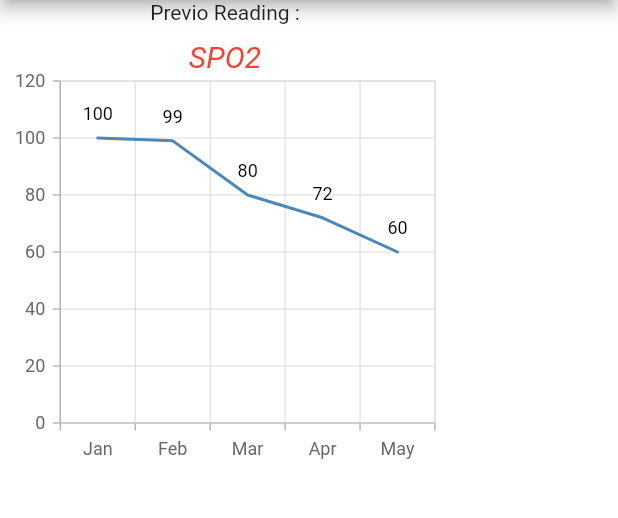
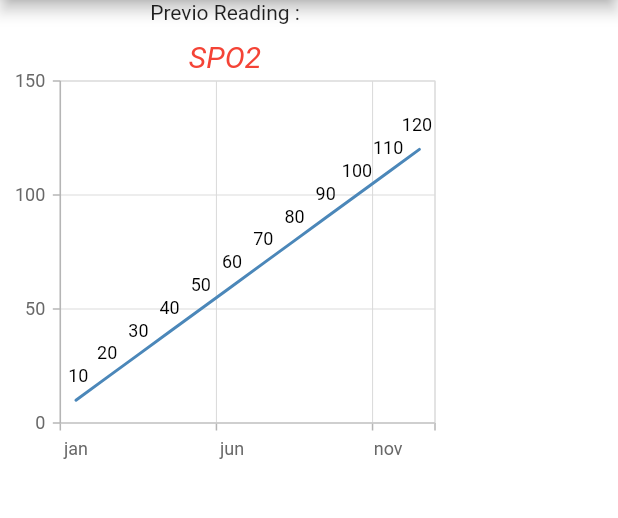
Before and after one commit to Ajn7/healthapp, a Flutter app: the Graphscreen screen opened directly, on a phone screen of 412 x 824 dp, the part 84-602 px from its top. Run offline on Flutter 3.47's test engine with Material 2 defaults, Android fonts, the phone set to English and light mode, and no system bars; our stand-ins replace calendar_timeline, dropdown_button2, shared_preferences, syncfusion_flutter_charts; accounts and stored records are empty.

Commit message:
added dynamic grph

```diff
--- a/lib/screens/graphs.dart
+++ b/lib/screens/graphs.dart
@@ -1,5 +1,4 @@
 import 'package:flutter/material.dart';
-import '../constants/headline.dart';
 import 'package:syncfusion_flutter_charts/charts.dart';
 class Graphscreen extends StatefulWidget {
    const Graphscreen({super.key});
@@ -11,10 +10,7 @@ class _GraphscreenState extends State<Graphscreen> {
 
  //Map<int,int> Spo={1:2,6:5,3:5};
 
-//List<FlSpot> dummyData1 =Spo.values.toList();
-//List<int> value=[1,2,3,4];
-// double a=2;
-// double b=5;
+
 
   late TooltipBehavior _tooltipBehavior;
 
@@ -34,16 +30,15 @@ class _GraphscreenState extends State<Graphscreen> {
             child:Column(
             children: [
               //headline(),
-            Text('Previo Reading :'),
+            const Text('Previo Reading :'),
              SizedBox(
               width: 300,
               height: 300,
-               child: Expanded(
                child: ListView(
-                   physics: BouncingScrollPhysics(),
+                 physics:const BouncingScrollPhysics(),
                  scrollDirection: Axis.horizontal,
                  children:[
-                    Container(
+                  SizedBox(
 
                         child: SfCartesianChart(
                             // Initialize category axis
@@ -64,25 +59,11 @@ class _GraphscreenState extends State<Graphscreen> {
                             tooltipBehavior: _tooltipBehavior,
                             primaryXAxis: CategoryAxis(),
                             series: <ChartSeries>[
-                                  // Initialize line series
-                                  LineSeries<ChartData, String>(
-                                      dataSource: [
-                                          // Bind data source
-                                          ChartData('Jan', 100),
-                                          ChartData('Feb', 99),
-                                          ChartData('Mar', 80),
-                                          ChartData('Apr', 72),
-                                          ChartData('May', 60)
-                                      ],
-                                      xValueMapper: (ChartData data, _) => data.x,
-                                      yValueMapper: (ChartData data, _) => data.y,
-                                      dataLabelSettings:const DataLabelSettings(isVisible : true)
-                                  )
+                                getData()
                             ]
                         )
                     ),
                  ],
-                 ),
                ),
              )
             ],
@@ -91,48 +72,33 @@ class _GraphscreenState extends State<Graphscreen> {
   );
  }
 }
+
+
+LineSeries<ChartData, String> getData() {
+
+  List<ChartData> spData=[];
+
+    int i;
+    List<String>mnth=['jan','feb','mar','apr','may','jun','jul','aug','sep','oct','nov','dec'];
+    List<double>dt=[10,20,30,40,50,60,70,80,90,100,110,120];
+    for(i=0;i<dt.length;i++){
+      spData.add(ChartData(mnth[i],dt[i]));
+    }
+
+  return LineSeries<ChartData, String>(
+
+    // Create a new LineSeries object
+    dataSource:spData,
+    xValueMapper: (ChartData data, _) => data.x, // Map x values to ChartData.x
+    yValueMapper: (ChartData data, _) => data.y, // Map y values to ChartData.y
+    dataLabelSettings:const DataLabelSettings(isVisible : true)
+
+  );
+
+}
+
 class ChartData {
         ChartData(this.x, this.y);
         final String x;
         final double? y;
     }
-
-
-
-//import 'package:fl_chart/fl_chart.dart';
-//import 'dart:math';
-
-// final List<FlSpot> dummyData1 = List.generate(8, (index) {
-//     return FlSpot(index.toDouble(), index * Random().nextDouble());
-
-//   });
-// Container(
-//         padding: const EdgeInsets.all(10),
-//         width: double.infinity,
-//         height: 300,
-//         child: LineChart(
-//           LineChartData(
-//             borderData: FlBorderData(show: false),
-//            lineBarsData: [
-//             LineChartBarData(
-//               spots:dummyData1,
-//                //[
-//               // const FlSpot(0, 1),
-//               // const FlSpot(1, 3),
-//               // const FlSpot(2, 10),
-//               // const FlSpot(3, 7),
-//               // const FlSpot(4, 12),
-//               // const FlSpot(5, 13),
-//               // const FlSpot(6, 17),
-//               // const FlSpot(7, 15),
-//               // const FlSpot(8, 20)
-//             //],
-//             isCurved: true,
-//             barWidth: 3,
-//             color: Colors.green,
-//             )
-//           ]
-//           ),
-//           swapAnimationDuration: Duration(milliseconds: 150),
-//         ),
-// ),
```
Lines whose indentation alone changed are shown as unchanged.
